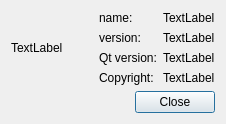
First picture: the form in gui/about_dialog.ui, repository Kolcha/DigitalClock4, before the edit.
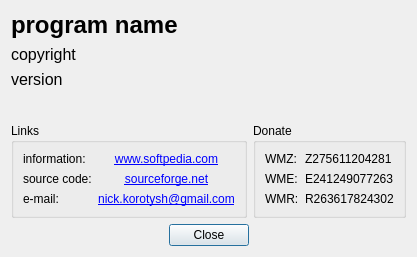
Second picture: the form after the edit. Icons and pictures are not drawn.

Commit message:
redesign dialog
branch : new_about_dlg

What changed in the file:
```diff
--- a/gui/about_dialog.ui
+++ b/gui/about_dialog.ui
@@ -6,8 +6,8 @@
    <rect>
     <x>0</x>
     <y>0</y>
-    <width>226</width>
-    <height>123</height>
+    <width>388</width>
+    <height>257</height>
    </rect>
   </property>
   <property name="windowTitle">
@@ -16,101 +16,242 @@
   <property name="modal">
    <bool>true</bool>
   </property>
-  <layout class="QVBoxLayout" name="verticalLayout">
-   <item>
-    <layout class="QHBoxLayout" name="horizontalLayout_2">
+  <layout class="QGridLayout" name="gridLayout_3">
+   <item row="0" column="0">
+    <layout class="QVBoxLayout" name="verticalLayout">
      <item>
-      <widget class="QLabel" name="logo_label">
+      <widget class="QLabel" name="name_value">
+       <property name="font">
+        <font>
+         <pointsize>18</pointsize>
+         <weight>75</weight>
+         <bold>true</bold>
+        </font>
+       </property>
        <property name="text">
-        <string>TextLabel</string>
+        <string>program name</string>
        </property>
       </widget>
      </item>
      <item>
-      <spacer name="horizontalSpacer_2">
+      <widget class="QLabel" name="rights_value">
+       <property name="font">
+        <font>
+         <pointsize>12</pointsize>
+        </font>
+       </property>
+       <property name="text">
+        <string>copyright</string>
+       </property>
+      </widget>
+     </item>
+     <item>
+      <widget class="QLabel" name="version_value">
+       <property name="font">
+        <font>
+         <pointsize>12</pointsize>
+        </font>
+       </property>
+       <property name="text">
+        <string>version</string>
+       </property>
+      </widget>
+     </item>
+     <item>
+      <spacer name="verticalSpacer">
        <property name="orientation">
-        <enum>Qt::Horizontal</enum>
+        <enum>Qt::Vertical</enum>
        </property>
        <property name="sizeHint" stdset="0">
         <size>
-         <width>40</width>
-         <height>20</height>
+         <width>20</width>
+         <height>10</height>
         </size>
        </property>
       </spacer>
      </item>
-     <item>
-      <layout class="QGridLayout" name="gridLayout">
-       <item row="0" column="0">
-        <widget class="QLabel" name="name_label">
-         <property name="text">
-          <string>name:</string>
-         </property>
-        </widget>
-       </item>
-       <item row="0" column="1">
-        <widget class="QLabel" name="name_value">
-         <property name="text">
-          <string>TextLabel</string>
-         </property>
-        </widget>
-       </item>
-       <item row="1" column="0">
-        <widget class="QLabel" name="version_label">
-         <property name="text">
-          <string>version:</string>
-         </property>
-        </widget>
-       </item>
-       <item row="1" column="1">
-        <widget class="QLabel" name="version_value">
-         <property name="text">
-          <string>TextLabel</string>
-         </property>
-        </widget>
-       </item>
-       <item row="2" column="0">
-        <widget class="QLabel" name="qt_label">
-         <property name="text">
-          <string>Qt version:</string>
-         </property>
-        </widget>
-       </item>
-       <item row="2" column="1">
-        <widget class="QLabel" name="qt_value">
-         <property name="text">
-          <string>TextLabel</string>
-         </property>
-        </widget>
-       </item>
-       <item row="3" column="0">
-        <widget class="QLabel" name="rights_label">
-         <property name="text">
-          <string>Copyright:</string>
-         </property>
-        </widget>
-       </item>
-       <item row="3" column="1">
-        <widget class="QLabel" name="rights_value">
-         <property name="text">
-          <string>TextLabel</string>
-         </property>
-        </widget>
-       </item>
-      </layout>
-     </item>
     </layout>
    </item>
-   <item>
+   <item row="0" column="1">
+    <widget class="QLabel" name="label_7">
+     <property name="text">
+      <string/>
+     </property>
+     <property name="pixmap">
+      <pixmap resource="../resources/resources.qrc">:/images/award.gif</pixmap>
+     </property>
+    </widget>
+   </item>
+   <item row="1" column="0" colspan="2">
     <layout class="QHBoxLayout" name="horizontalLayout">
      <item>
-      <spacer name="horizontalSpacer">
+      <widget class="QGroupBox" name="groupBox_2">
+       <property name="title">
+        <string>Links</string>
+       </property>
+       <layout class="QGridLayout" name="gridLayout">
+        <item row="0" column="0">
+         <widget class="QLabel" name="label_4">
+          <property name="text">
+           <string>information:</string>
+          </property>
+         </widget>
+        </item>
+        <item row="0" column="1">
+         <widget class="QLabel" name="label_8">
+          <property name="text">
+           <string>&lt;a href=&quot;http://www.softpedia.com/get/Desktop-Enhancements/Clocks-Time-Management/Korotysh-Digital-Clock.shtml&quot;&gt;www.softpedia.com&lt;/a&gt;</string>
+          </property>
+          <property name="alignment">
+           <set>Qt::AlignCenter</set>
+          </property>
+          <property name="openExternalLinks">
+           <bool>true</bool>
+          </property>
+         </widget>
+        </item>
+        <item row="1" column="0">
+         <widget class="QLabel" name="label_5">
+          <property name="text">
+           <string>source code:</string>
+          </property>
+         </widget>
+        </item>
+        <item row="1" column="1">
+         <widget class="QLabel" name="label_9">
+          <property name="text">
+           <string>&lt;a href=&quot;http://sourceforge.net/projects/digitalclock4/&quot;&gt;sourceforge.net&lt;/a&gt;</string>
+          </property>
+          <property name="alignment">
+           <set>Qt::AlignCenter</set>
+          </property>
+          <property name="openExternalLinks">
+           <bool>true</bool>
+          </property>
+         </widget>
+        </item>
+        <item row="2" column="0">
+         <widget class="QLabel" name="label_6">
+          <property name="text">
+           <string>e-mail:</string>
+          </property>
+         </widget>
+        </item>
+        <item row="2" column="1">
+         <widget class="QLabel" name="label_10">
+          <property name="text">
+           <string>&lt;a href=&quot;mailto:nick.korotysh@gmail.com&quot;&gt;nick.korotysh@gmail.com&lt;/a&gt;</string>
+          </property>
+          <property name="alignment">
+           <set>Qt::AlignCenter</set>
+          </property>
+          <property name="openExternalLinks">
+           <bool>true</bool>
+          </property>
+         </widget>
+        </item>
+       </layout>
+      </widget>
+     </item>
+     <item>
+      <widget class="QGroupBox" name="groupBox">
+       <property name="title">
+        <string>Donate</string>
+       </property>
+       <layout class="QGridLayout" name="gridLayout_2">
+        <item row="0" column="0">
+         <widget class="QLabel" name="label_13">
+          <property name="text">
+           <string>WMZ:</string>
+          </property>
+         </widget>
+        </item>
+        <item row="0" column="1">
+         <spacer name="horizontalSpacer">
+          <property name="orientation">
+           <enum>Qt::Horizontal</enum>
+          </property>
+          <property name="sizeHint" stdset="0">
+           <size>
+            <width>10</width>
+            <height>10</height>
+           </size>
+          </property>
+         </spacer>
+        </item>
+        <item row="0" column="2">
+         <widget class="QLabel" name="label_14">
+          <property name="text">
+           <string>Z275611204281</string>
+          </property>
+         </widget>
+        </item>
+        <item row="1" column="0">
+         <widget class="QLabel" name="label_15">
+          <property name="text">
+           <string>WME:</string>
+          </property>
+         </widget>
+        </item>
+        <item row="1" column="1">
+         <spacer name="horizontalSpacer_2">
+          <property name="orientation">
+           <enum>Qt::Horizontal</enum>
+          </property>
+          <property name="sizeHint" stdset="0">
+           <size>
+            <width>10</width>
+            <height>10</height>
+           </size>
+          </property>
+         </spacer>
+        </item>
+        <item row="1" column="2">
+         <widget class="QLabel" name="label_16">
+          <property name="text">
+           <string>E241249077263</string>
+          </property>
+         </widget>
+        </item>
+        <item row="2" column="0">
+         <widget class="QLabel" name="label_17">
+          <property name="text">
+           <string>WMR:</string>
+          </property>
+         </widget>
+        </item>
+        <item row="2" column="1">
+         <spacer name="horizontalSpacer_3">
+          <property name="orientation">
+           <enum>Qt::Horizontal</enum>
+          </property>
+          <property name="sizeHint" stdset="0">
+           <size>
+            <width>10</width>
+            <height>10</height>
+           </size>
+          </property>
+         </spacer>
+        </item>
+        <item row="2" column="2">
+         <widget class="QLabel" name="label_18">
+          <property name="text">
+           <string>R263617824302</string>
+          </property>
+         </widget>
+        </item>
+       </layout>
+      </widget>
+     </item>
+    </layout>
+   </item>
+   <item row="2" column="0" colspan="2">
+    <layout class="QHBoxLayout" name="horizontalLayout_2">
+     <item>
+      <spacer name="horizontalSpacer_4">
        <property name="orientation">
         <enum>Qt::Horizontal</enum>
        </property>
-       <property name="sizeType">
-        <enum>QSizePolicy::MinimumExpanding</enum>
-       </property>
        <property name="sizeHint" stdset="0">
         <size>
          <width>40</width>
@@ -126,6 +267,19 @@
        </property>
       </widget>
      </item>
+     <item>
+      <spacer name="horizontalSpacer_5">
+       <property name="orientation">
+        <enum>Qt::Horizontal</enum>
+       </property>
+       <property name="sizeHint" stdset="0">
+        <size>
+         <width>40</width>
+         <height>20</height>
+        </size>
+       </property>
+      </spacer>
+     </item>
     </layout>
    </item>
   </layout>
```
Left out of the diff: 12 changed lines with no effect on the pictures. The commit also changes 1 other file.
